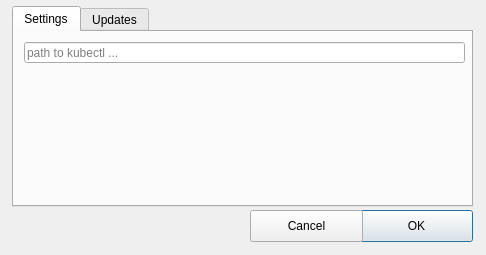
Qt form resources/ui/configuration_dialog.ui (namuan/kube-rider) before a commit.
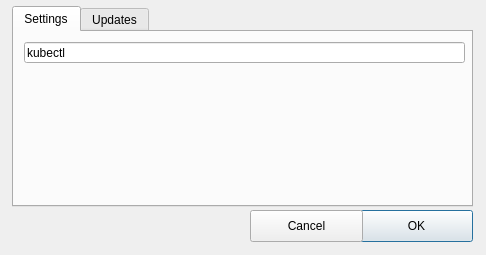
The same form after that commit.

Patch:
```diff
--- a/resources/ui/configuration_dialog.ui
+++ b/resources/ui/configuration_dialog.ui
@@ -44,6 +44,9 @@
        <height>21</height>
       </rect>
      </property>
+     <property name="text">
+      <string>kubectl</string>
+     </property>
      <property name="placeholderText">
       <string>path to kubectl ...</string>
      </property>
```
